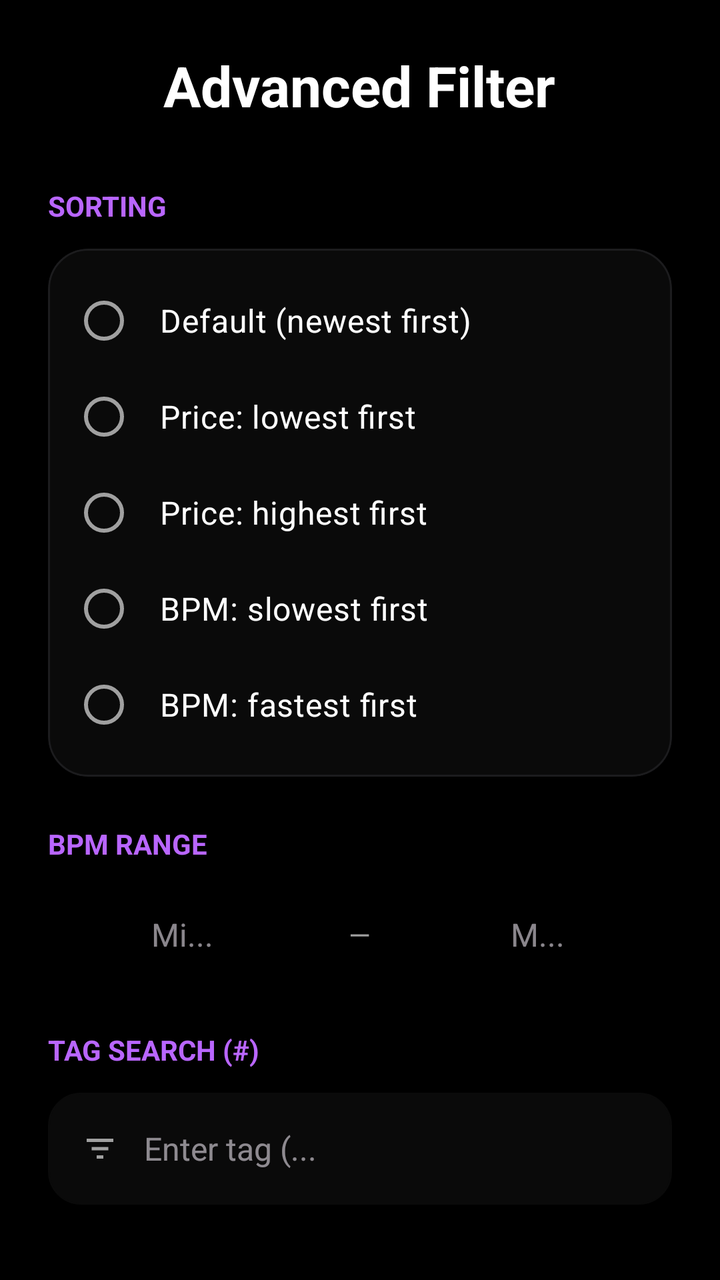
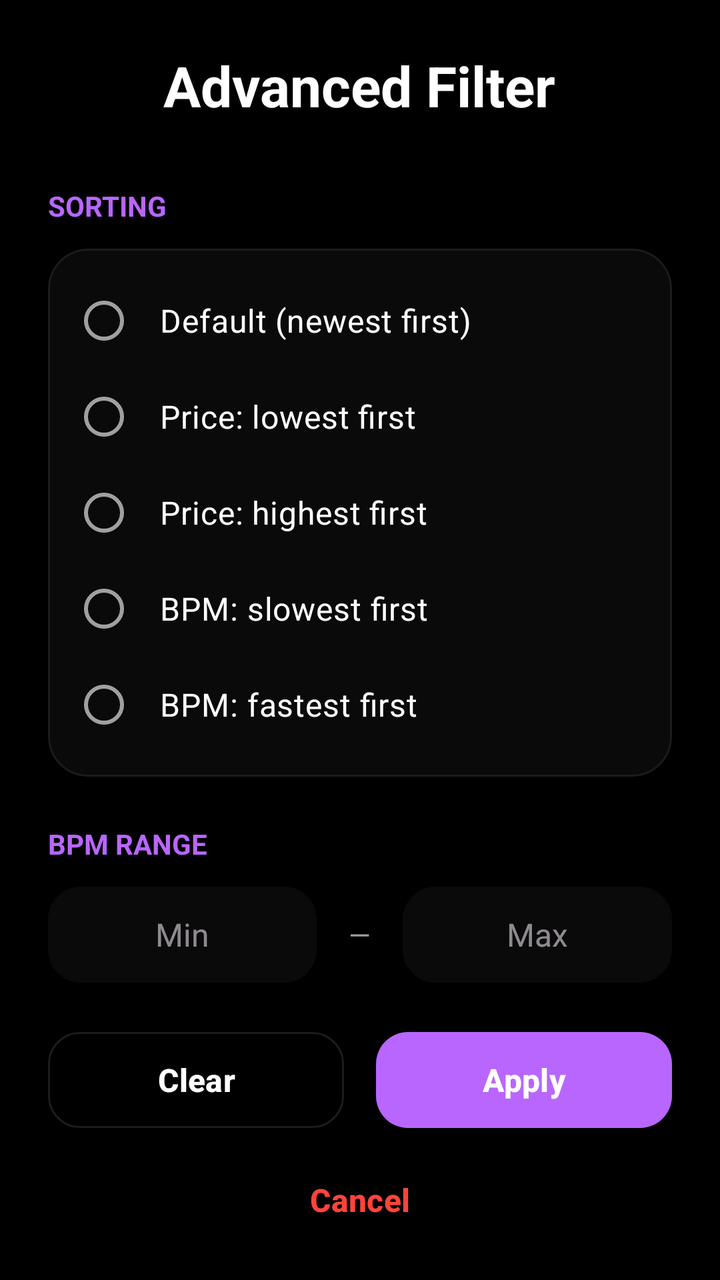

The first picture is an Android layout as it rendered before a commit; the second is the same layout after the commit. The layout source and the unified diff follow.
<!-- AndroidManifest.xml: application theme Theme.BeatHouse.Splash -->
<!-- res/layout/dialog_advanced_filter.xml -->
<?xml version="1.0" encoding="utf-8"?>
<LinearLayout xmlns:android="http://schemas.android.com/apk/res/android"
    xmlns:app="http://schemas.android.com/apk/res-auto"
    android:layout_width="match_parent"
    android:layout_height="wrap_content"
    android:orientation="vertical"
    android:padding="24dp"
    android:background="@color/surface">

    <TextView
        android:layout_width="wrap_content"
        android:layout_height="wrap_content"
        android:layout_gravity="center_horizontal"
        android:text="@string/advanced_filter"
        android:textSize="28sp"
        android:textStyle="bold"
        android:textColor="@color/on_surface"
        android:layout_marginBottom="32dp" />

    
    <TextView
        android:layout_width="wrap_content"
        android:layout_height="wrap_content"
        android:text="@string/sorting"
        android:textSize="14sp"
        android:textStyle="bold"
        android:textColor="@color/primary"
        android:textAllCaps="true"
        android:layout_marginBottom="12dp" />

    <com.google.android.material.card.MaterialCardView
        android:layout_width="match_parent"
        android:layout_height="wrap_content"
        android:layout_marginBottom="24dp"
        app:cardCornerRadius="20dp"
        app:cardElevation="0dp"
        app:cardBackgroundColor="@color/surface_container"
        app:strokeColor="@color/outline"
        app:strokeWidth="1dp">

        <RadioGroup
            android:id="@+id/rg_sort"
            android:layout_width="match_parent"
            android:layout_height="wrap_content"
            android:padding="12dp">

            <RadioButton
                android:id="@+id/rb_default"
                android:layout_width="match_parent"
                android:layout_height="wrap_content"
                android:text="@string/default_sort"
                android:textColor="@color/on_surface"
                android:buttonTint="@color/primary"
                android:padding="12dp"
                android:textSize="16sp" />

            <RadioButton
                android:id="@+id/rb_price_asc"
                android:layout_width="match_parent"
                android:layout_height="wrap_content"
                android:text="@string/price_lowest_first"
                android:textColor="@color/on_surface"
                android:buttonTint="@color/primary"
                android:padding="12dp"
                android:textSize="16sp" />

            <RadioButton
                android:id="@+id/rb_price_desc"
                android:layout_width="match_parent"
                android:layout_height="wrap_content"
                android:text="@string/price_highest_first"
                android:textColor="@color/on_surface"
                android:buttonTint="@color/primary"
                android:padding="12dp"
                android:textSize="16sp" />

            <RadioButton
                android:id="@+id/rb_bpm_asc"
                android:layout_width="match_parent"
                android:layout_height="wrap_content"
                android:text="@string/bpm_slowest_first"
                android:textColor="@color/on_surface"
                android:buttonTint="@color/primary"
                android:padding="12dp"
                android:textSize="16sp" />

            <RadioButton
                android:id="@+id/rb_bpm_desc"
                android:layout_width="match_parent"
                android:layout_height="wrap_content"
                android:text="@string/bpm_fastest_first"
                android:textColor="@color/on_surface"
                android:buttonTint="@color/primary"
                android:padding="12dp"
                android:textSize="16sp" />

        </RadioGroup>
    </com.google.android.material.card.MaterialCardView>

    
    <TextView
        android:layout_width="wrap_content"
        android:layout_height="wrap_content"
        android:text="@string/bpm_range"
        android:textSize="14sp"
        android:textStyle="bold"
        android:textColor="@color/primary"
        android:textAllCaps="true"
        android:layout_marginBottom="12dp" />

    <LinearLayout
        android:layout_width="match_parent"
        android:layout_height="wrap_content"
        android:orientation="horizontal"
        android:layout_marginBottom="24dp"
        android:gravity="center_vertical">

        <EditText
            android:id="@+id/et_bpm_min"
            android:layout_width="0dp"
            android:layout_height="48dp"
            android:layout_weight="1"
            android:hint="Mi..."
            android:inputType="number"
            android:textColor="@color/on_surface"
            android:background="@android:color/transparent"
            android:gravity="center"
            android:textSize="16sp" />

        <TextView
            android:layout_width="wrap_content"
            android:layout_height="wrap_content"
            android:text="—"
            android:textColor="@color/on_surface_variant"
            android:layout_marginHorizontal="16dp" />

        <EditText
            android:id="@+id/et_bpm_max"
            android:layout_width="0dp"
            android:layout_height="48dp"
            android:layout_weight="1"
            android:hint="M..."
            android:inputType="number"
            android:textColor="@color/on_surface"
            android:background="@android:color/transparent"
            android:gravity="center"
            android:textSize="16sp" />

    </LinearLayout>

    
    <TextView
        android:layout_width="wrap_content"
        android:layout_height="wrap_content"
        android:text="@string/tag_search"
        android:textSize="14sp"
        android:textStyle="bold"
        android:textColor="@color/primary"
        android:textAllCaps="true"
        android:layout_marginBottom="12dp" />

    <LinearLayout
        android:layout_width="match_parent"
        android:layout_height="56dp"
        android:orientation="horizontal"
        android:gravity="center_vertical"
        android:paddingHorizontal="16dp"
        android:layout_marginBottom="32dp"
        android:background="@drawable/rounded_container"
        android:backgroundTint="@color/surface_container">

        <ImageView
            android:layout_width="20dp"
            android:layout_height="20dp"
            android:src="@drawable/ic_filter"
            app:tint="@color/on_surface_variant" />

        <EditText
            android:id="@+id/et_tag_search"
            android:layout_width="match_parent"
            android:layout_height="match_parent"
            android:layout_marginStart="12dp"
            android:hint="Enter tag (..."
            android:inputType="text"
            android:textColor="@color/on_surface"
            android:background="@android:color/transparent"
            android:textSize="16sp" />
    </LinearLayout>

    
    <LinearLayout
        android:layout_width="match_parent"
        android:layout_height="wrap_content"
        android:orientation="horizontal">

        <com.google.android.material.button.MaterialButton
            android:id="@+id/btn_clear"
            style="@style/Widget.Material3.Button.OutlinedButton"
            android:layout_width="0dp"
            android:layout_height="56dp"
            android:layout_weight="1"
            android:text="@string/clear"
            android:textColor="@color/on_surface"
            android:textStyle="bold"
            app:strokeColor="@color/outline"
            app:cornerRadius="16dp"
            android:layout_marginEnd="8dp" />

        <com.google.android.material.button.MaterialButton
            android:id="@+id/btn_apply"
            android:layout_width="0dp"
            android:layout_height="56dp"
            android:layout_weight="1"
            android:text="@string/apply"
            android:textColor="@color/on_primary"
            android:textStyle="bold"
            app:backgroundTint="@color/primary"
            app:cornerRadius="16dp"
            android:layout_marginStart="8dp" />

    </LinearLayout>

    <com.google.android.material.button.MaterialButton
        android:id="@+id/btn_cancel"
        style="@style/Widget.Material3.Button.TextButton"
        android:layout_width="match_parent"
        android:layout_height="48dp"
        android:layout_marginTop="16dp"
        android:text="@string/cancel_btn"
        android:textStyle="bold"
        android:textColor="@color/error" />

</LinearLayout>
<!-- resources referenced by this layout -->
<resources>
  <color name="error">#FF453A</color>
  <color name="on_primary">#FFFFFF</color>
  <color name="on_surface">#FFFFFF</color>
  <color name="on_surface_variant">#A0A0A0</color>
  <color name="outline">#1C1C1E</color>
  <color name="primary">#B966FF</color>
  <color name="surface">#000000</color>
  <color name="surface_container">#0A0A0A</color>
  <!-- drawable ic_filter (drawable) -->
  <vector xmlns:android="http://schemas.android.com/apk/res/android"
      android:width="24dp"
      android:height="24dp"
      android:viewportWidth="24"
      android:viewportHeight="24"
      android:tint="@color/on_surface">
      <path
          android:fillColor="@android:color/white"
          android:pathData="M4,6h16v2L4,8L4,6zM7,11h10v2L7,13L7,11zM10,16h4v2h-4v-2z"/>
  </vector>
  <!-- drawable rounded_container (drawable) -->
  <?xml version="1.0" encoding="utf-8"?>
  <shape xmlns:android="http://schemas.android.com/apk/res/android">
      <solid android:color="@color/surface_container" />
      <corners android:radius="16dp" />
      <stroke android:width="1dp" android:color="@color/outline" />
  </shape>
  <string name="advanced_filter">Advanced Filter</string>
  <string name="apply">Apply</string>
  <string name="bpm_fastest_first">BPM: fastest first</string>
  <string name="bpm_range">BPM Range</string>
  <string name="bpm_slowest_first">BPM: slowest first</string>
  <string name="cancel_btn">Cancel</string>
  <string name="clear">Clear</string>
  <string name="default_sort">Default (newest first)</string>
  <string name="price_highest_first">Price: highest first</string>
  <string name="price_lowest_first">Price: lowest first</string>
  <string name="sorting">Sorting</string>
  <string name="tag_search">Tag Search (#)</string>
  <style name="Theme.BeatHouse.Splash" parent="Theme.BeatHouse">
          <item name="android:windowBackground">@color/background</item>
      </style>
  <color name="background">#000000</color>
  <color name="primary_container">#1A0033</color>
  <color name="secondary">#8E8E93</color>
  <color name="secondary_container">#151517</color>
  <color name="on_secondary">#FFFFFF</color>
  <color name="error_container">#330000</color>
  <color name="surface_variant">#000000</color>
  <style name="Widget.BeatHouse.Card" parent="Widget.Material3.CardView.Elevated">
          <item name="cardCornerRadius">18dp</item>
          <item name="cardElevation">0dp</item>
          <item name="strokeColor">@color/outline</item>
          <item name="strokeWidth">1dp</item>
          <item name="cardBackgroundColor">@color/surface_container</item>
      </style>
  <style name="Widget.BeatHouse.BottomNavigation" parent="Widget.Material3.BottomNavigationView">
          <item name="itemIconTint">@color/bottom_nav_icon_tint</item>
          <item name="itemTextColor">@color/bottom_nav_text_tint</item>
          <item name="itemBackground">@color/surface</item>
          <item name="android:background">@color/surface</item>
          <item name="elevation">0dp</item>
          <item name="itemPaddingTop">12dp</item>
          <item name="itemPaddingBottom">12dp</item>
      </style>
  <style name="Widget.BeatHouse.AppBarLayout" parent="Widget.Material3.AppBarLayout">
          <item name="android:background">@color/surface</item>
          <item name="backgroundTint">@color/surface</item>
      </style>
  <style name="Widget.BeatHouse.Chip" parent="Widget.Material3.Chip.Filter">
          <item name="chipCornerRadius">12dp</item>
          <item name="chipStrokeColor">@color/outline</item>
          <item name="chipStrokeWidth">1dp</item>
          <item name="android:textColor">@color/on_surface_variant</item>
          <item name="chipBackgroundColor">@color/surface_container</item>
          <item name="checkedIconTint">@color/primary</item>
          <item name="android:textSize">14sp</item>
      </style>
  <!-- unchanged entries left out for length: 3 -->
</resources>

<!-- the commit's change to res/layout/dialog_advanced_filter.xml (unified diff, before → after) -->
@@ -4,230 +4,253 @@
     android:layout_width="match_parent"
     android:layout_height="wrap_content"
     android:orientation="vertical"
-    android:padding="24dp"
     android:background="@color/surface">
 
-    <TextView
-        android:layout_width="wrap_content"
-        android:layout_height="wrap_content"
-        android:layout_gravity="center_horizontal"
-        android:text="@string/advanced_filter"
-        android:textSize="28sp"
-        android:textStyle="bold"
-        android:textColor="@color/on_surface"
-        android:layout_marginBottom="32dp" />
-
-    
-    <TextView
-        android:layout_width="wrap_content"
-        android:layout_height="wrap_content"
-        android:text="@string/sorting"
-        android:textSize="14sp"
-        android:textStyle="bold"
-        android:textColor="@color/primary"
-        android:textAllCaps="true"
-        android:layout_marginBottom="12dp" />
-
-    <com.google.android.material.card.MaterialCardView
+    <androidx.core.widget.NestedScrollView
         android:layout_width="match_parent"
-        android:layout_height="wrap_content"
-        android:layout_marginBottom="24dp"
-        app:cardCornerRadius="20dp"
-        app:cardElevation="0dp"
-        app:cardBackgroundColor="@color/surface_container"
-        app:strokeColor="@color/outline"
-        app:strokeWidth="1dp">
-
-        <RadioGroup
-            android:id="@+id/rg_sort"
+        android:layout_height="0dp"
+        android:layout_weight="1">
+
+        <LinearLayout
             android:layout_width="match_parent"
             android:layout_height="wrap_content"
-            android:padding="12dp">
-
-            <RadioButton
-                android:id="@+id/rb_default"
+            android:orientation="vertical"
+            android:padding="24dp">
+
+            <TextView
+                android:layout_width="wrap_content"
+                android:layout_height="wrap_content"
+                android:layout_gravity="center_horizontal"
+                android:text="@string/advanced_filter"
+                android:textSize="28sp"
+                android:textStyle="bold"
+                android:textColor="@color/on_surface"
+                android:layout_marginBottom="32dp" />
+
+            
+            <TextView
+                android:layout_width="wrap_content"
+                android:layout_height="wrap_content"
+                android:text="@string/sorting"
+                android:textSize="14sp"
+                android:textStyle="bold"
+                android:textColor="@color/primary"
+                android:textAllCaps="true"
+                android:layout_marginBottom="12dp" />
+
+            <com.google.android.material.card.MaterialCardView
                 android:layout_width="match_parent"
                 android:layout_height="wrap_content"
-                android:text="@string/default_sort"
-                android:textColor="@color/on_surface"
-                android:buttonTint="@color/primary"
-                android:padding="12dp"
-                android:textSize="16sp" />
-
-            <RadioButton
-                android:id="@+id/rb_price_asc"
+                android:layout_marginBottom="24dp"
+                app:cardCornerRadius="20dp"
+                app:cardElevation="0dp"
+                app:cardBackgroundColor="@color/surface_container"
+                app:strokeColor="@color/outline"
+                app:strokeWidth="1dp">
+
+                <RadioGroup
+                    android:id="@+id/rg_sort"
+                    android:layout_width="match_parent"
+                    android:layout_height="wrap_content"
+                    android:padding="12dp">
+
+                    <RadioButton
+                        android:id="@+id/rb_default"
+                        android:layout_width="match_parent"
+                        android:layout_height="wrap_content"
+                        android:text="@string/default_sort"
+                        android:textColor="@color/on_surface"
+                        android:buttonTint="@color/primary"
+                        android:padding="12dp"
+                        android:textSize="16sp" />
+
+                    <RadioButton
+                        android:id="@+id/rb_price_asc"
+                        android:layout_width="match_parent"
+                        android:layout_height="wrap_content"
+                        android:text="@string/price_lowest_first"
+                        android:textColor="@color/on_surface"
+                        android:buttonTint="@color/primary"
+                        android:padding="12dp"
+                        android:textSize="16sp" />
+
+                    <RadioButton
+                        android:id="@+id/rb_price_desc"
+                        android:layout_width="match_parent"
+                        android:layout_height="wrap_content"
+                        android:text="@string/price_highest_first"
+                        android:textColor="@color/on_surface"
+                        android:buttonTint="@color/primary"
+                        android:padding="12dp"
+                        android:textSize="16sp" />
+
+                    <RadioButton
+                        android:id="@+id/rb_bpm_asc"
+                        android:layout_width="match_parent"
+                        android:layout_height="wrap_content"
+                        android:text="@string/bpm_slowest_first"
+                        android:textColor="@color/on_surface"
+                        android:buttonTint="@color/primary"
+                        android:padding="12dp"
+                        android:textSize="16sp" />
+
+                    <RadioButton
+                        android:id="@+id/rb_bpm_desc"
+                        android:layout_width="match_parent"
+                        android:layout_height="wrap_content"
+                        android:text="@string/bpm_fastest_first"
+                        android:textColor="@color/on_surface"
+                        android:buttonTint="@color/primary"
+                        android:padding="12dp"
+                        android:textSize="16sp" />
+
+                </RadioGroup>
+            </com.google.android.material.card.MaterialCardView>
+
+            
+            <TextView
+                android:layout_width="wrap_content"
+                android:layout_height="wrap_content"
+                android:text="@string/bpm_range"
+                android:textSize="14sp"
+                android:textStyle="bold"
+                android:textColor="@color/primary"
+                android:textAllCaps="true"
+                android:layout_marginBottom="12dp" />
+
+            <LinearLayout
                 android:layout_width="match_parent"
                 android:layout_height="wrap_content"
-                android:text="@string/price_lowest_first"
-                android:textColor="@color/on_surface"
-                android:buttonTint="@color/primary"
-                android:padding="12dp"
-                android:textSize="16sp" />
-
-            <RadioButton
-                android:id="@+id/rb_price_desc"
+                android:orientation="horizontal"
+                android:layout_marginBottom="24dp"
+                android:gravity="center_vertical">
+
+                <EditText
+                    android:id="@+id/et_bpm_min"
+                    android:layout_width="0dp"
+                    android:layout_height="48dp"
+                    android:layout_weight="1"
+                    android:hint="Min"
+                    android:inputType="number"
+                    android:textColor="@color/on_surface"
+                    android:background="@drawable/rounded_container"
+                    android:backgroundTint="@color/surface_container"
+                    android:gravity="center"
+                    android:textSize="16sp" />
+
+                <TextView
+                    android:layout_width="wrap_content"
+                    android:layout_height="wrap_content"
+                    android:text="—"
+                    android:textColor="@color/on_surface_variant"
+                    android:layout_marginHorizontal="16dp" />
+
+                <EditText
+                    android:id="@+id/et_bpm_max"
+                    android:layout_width="0dp"
+                    android:layout_height="48dp"
+                    android:layout_weight="1"
+                    android:hint="Max"
+                    android:inputType="number"
+                    android:textColor="@color/on_surface"
+                    android:background="@drawable/rounded_container"
+                    android:backgroundTint="@color/surface_container"
+                    android:gravity="center"
+                    android:textSize="16sp" />
+
+            </LinearLayout>
+
+            
+            <TextView
+                android:layout_width="wrap_content"
+                android:layout_height="wrap_content"
+                android:text="@string/tag_search"
+                android:textSize="14sp"
+                android:textStyle="bold"
+                android:textColor="@color/primary"
+                android:textAllCaps="true"
+                android:layout_marginBottom="12dp" />
+
+            <LinearLayout
                 android:layout_width="match_parent"
-                android:layout_height="wrap_content"
-                android:text="@string/price_highest_first"
-                android:textColor="@color/on_surface"
-                android:buttonTint="@color/primary"
-                android:padding="12dp"
-                android:textSize="16sp" />
-
-            <RadioButton
-                android:id="@+id/rb_bpm_asc"
-                android:layout_width="match_parent"
-                android:layout_height="wrap_content"
-                android:text="@string/bpm_slowest_first"
-                android:textColor="@color/on_surface"
-                android:buttonTint="@color/primary"
-                android:padding="12dp"
-                android:textSize="16sp" />
-
-            <RadioButton
-                android:id="@+id/rb_bpm_desc"
-                android:layout_width="match_parent"
-                android:layout_height="wrap_content"
-                android:text="@string/bpm_fastest_first"
-                android:textColor="@color/on_surface"
-                android:buttonTint="@color/primary"
-                android:padding="12dp"
-                android:textSize="16sp" />
-
-        </RadioGroup>
-    </com.google.android.material.card.MaterialCardView>
-
-    
-    <TextView
-        android:layout_width="wrap_content"
-        android:layout_height="wrap_content"
-        android:text="@string/bpm_range"
-        android:textSize="14sp"
-        android:textStyle="bold"
-        android:textColor="@color/primary"
-        android:textAllCaps="true"
-        android:layout_marginBottom="12dp" />
-
-    <LinearLayout
-        android:layout_width="match_parent"
-        android:layout_height="wrap_content"
-        android:orientation="horizontal"
-        android:layout_marginBottom="24dp"
-        android:gravity="center_vertical">
-
-        <EditText
-            android:id="@+id/et_bpm_min"
-            android:layout_width="0dp"
-            android:layout_height="48dp"
-            android:layout_weight="1"
-            android:hint="Mi..."
-            android:inputType="number"
-            android:textColor="@color/on_surface"
-            android:background="@android:color/transparent"
-            android:gravity="center"
-            android:textSize="16sp" />
-
-        <TextView
-            android:layout_width="wrap_content"
-            android:layout_height="wrap_content"
-            android:text="—"
-            android:textColor="@color/on_surface_variant"
-            android:layout_marginHorizontal="16dp" />
-
-        <EditText
-            android:id="@+id/et_bpm_max"
-            android:layout_width="0dp"
-            android:layout_height="48dp"
-            android:layout_weight="1"
-            android:hint="M..."
-            android:inputType="number"
-            android:textColor="@color/on_surface"
-            android:background="@android:color/transparent"
-            android:gravity="center"
-            android:textSize="16sp" />
-
-    </LinearLayout>
-
-    
-    <TextView
-        android:layout_width="wrap_content"
-        android:layout_height="wrap_content"
-        android:text="@string/tag_search"
-        android:textSize="14sp"
-        android:textStyle="bold"
-        android:textColor="@color/primary"
-        android:textAllCaps="true"
-        android:layout_marginBottom="12dp" />
-
-    <LinearLayout
-        android:layout_width="match_parent"
-        android:layout_height="56dp"
-        android:orientation="horizontal"
-        android:gravity="center_vertical"
-        android:paddingHorizontal="16dp"
-        android:layout_marginBottom="32dp"
-        android:background="@drawable/rounded_container"
-        android:backgroundTint="@color/surface_container">
-
-        <ImageView
-            android:layout_width="20dp"
-            android:layout_height="20dp"
-            android:src="@drawable/ic_filter"
-            app:tint="@color/on_surface_variant" />
-
-        <EditText
-            android:id="@+id/et_tag_search"
-            android:layout_width="match_parent"
-            android:layout_height="match_parent"
-            android:layout_marginStart="12dp"
-            android:hint="Enter tag (..."
-            android:inputType="text"
-            android:textColor="@color/on_surface"
-            android:background="@android:color/transparent"
-            android:textSize="16sp" />
-    </LinearLayout>
+                android:layout_height="56dp"
+                android:orientation="horizontal"
+                android:gravity="center_vertical"
+                android:paddingHorizontal="16dp"
+                android:layout_marginBottom="8dp"
+                android:background="@drawable/rounded_container"
+                android:backgroundTint="@color/surface_container">
+
+                <ImageView
+                    android:layout_width="20dp"
+                    android:layout_height="20dp"
+                    android:src="@drawable/ic_filter"
+                    app:tint="@color/on_surface_variant" />
+
+                <EditText
+                    android:id="@+id/et_tag_search"
+                    android:layout_width="match_parent"
+                    android:layout_height="match_parent"
+                    android:layout_marginStart="12dp"
+                    android:hint="Enter tag..."
+                    android:inputType="text"
+                    android:textColor="@color/on_surface"
+                    android:background="@android:color/transparent"
+                    android:textSize="16sp" />
+            </LinearLayout>
+        </LinearLayout>
+    </androidx.core.widget.NestedScrollView>
 
     
     <LinearLayout
         android:layout_width="match_parent"
         android:layout_height="wrap_content"
-        android:orientation="horizontal">
+        android:orientation="vertical"
+        android:paddingHorizontal="24dp"
+        android:paddingBottom="16dp"
+        android:background="@color/surface">
+
+        <LinearLayout
+            android:layout_width="match_parent"
+            android:layout_height="wrap_content"
+            android:orientation="horizontal">
+
+            <com.google.android.material.button.MaterialButton
+                android:id="@+id/btn_clear"
+                style="@style/Widget.Material3.Button.OutlinedButton"
+                android:layout_width="0dp"
+                android:layout_height="56dp"
+                android:layout_weight="1"
+                android:text="@string/clear"
+                android:textColor="@color/on_surface"
+                android:textStyle="bold"
+                app:strokeColor="@color/outline"
+                app:cornerRadius="16dp"
+                android:layout_marginEnd="8dp" />
+
+            <com.google.android.material.button.MaterialButton
+                android:id="@+id/btn_apply"
+                android:layout_width="0dp"
+                android:layout_height="56dp"
+                android:layout_weight="1"
+                android:text="@string/apply"
+                android:textColor="@color/on_primary"
+                android:textStyle="bold"
+                app:backgroundTint="@color/primary"
+                app:cornerRadius="16dp"
+                android:layout_marginStart="8dp" />
+
+        </LinearLayout>
 
         <com.google.android.material.button.MaterialButton
-            android:id="@+id/btn_clear"
-            style="@style/Widget.Material3.Button.OutlinedButton"
-            android:layout_width="0dp"
-            android:layout_height="56dp"
-            android:layout_weight="1"
-            android:text="@string/clear"
-            android:textColor="@color/on_surface"
+            android:id="@+id/btn_cancel"
+            style="@style/Widget.Material3.Button.TextButton"
+            android:layout_width="match_parent"
+            android:layout_height="48dp"
+            android:layout_marginTop="8dp"
+            android:text="@string/cancel_btn"
             android:textStyle="bold"
-            app:strokeColor="@color/outline"
-            app:cornerRadius="16dp"
-            android:layout_marginEnd="8dp" />
-
-        <com.google.android.material.button.MaterialButton
-            android:id="@+id/btn_apply"
-            android:layout_width="0dp"
-            android:layout_height="56dp"
-            android:layout_weight="1"
-            android:text="@string/apply"
-            android:textColor="@color/on_primary"
-            android:textStyle="bold"
-            app:backgroundTint="@color/primary"
-            app:cornerRadius="16dp"
-            android:layout_marginStart="8dp" />
-
+            android:textColor="@color/error" />
     </LinearLayout>
 
-    <com.google.android.material.button.MaterialButton
-        android:id="@+id/btn_cancel"
-        style="@style/Widget.Material3.Button.TextButton"
-        android:layout_width="match_parent"
-        android:layout_height="48dp"
-        android:layout_marginTop="16dp"
-        android:text="@string/cancel_btn"
-        android:textStyle="bold"
-        android:textColor="@color/error" />
-
 </LinearLayout>
